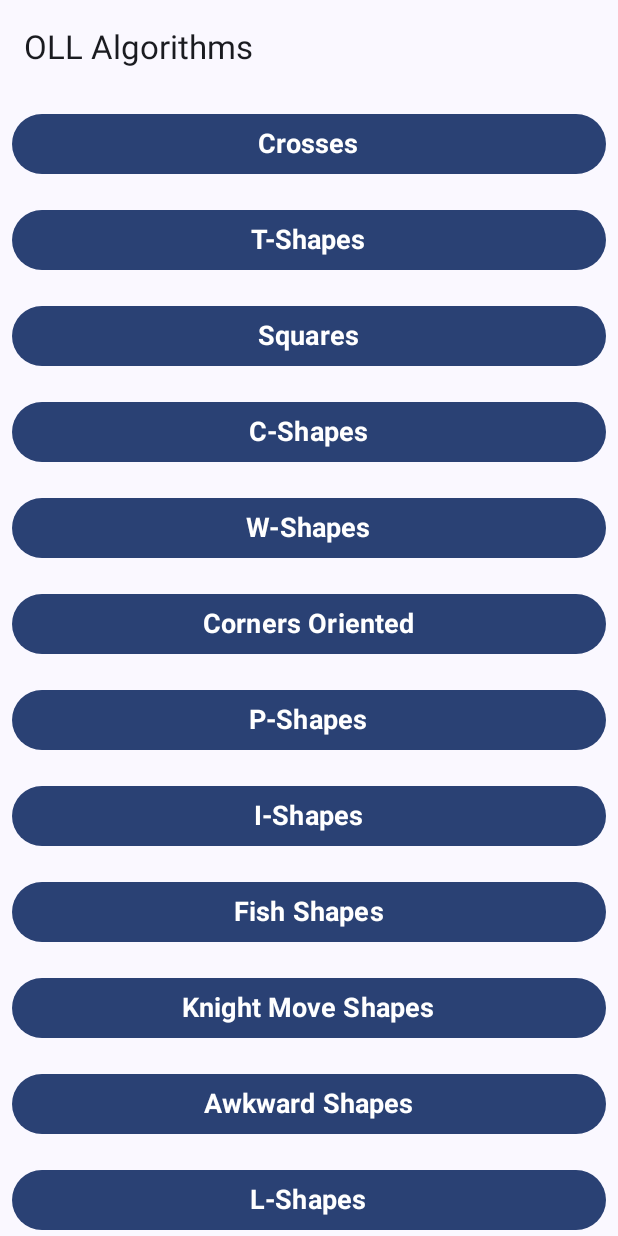
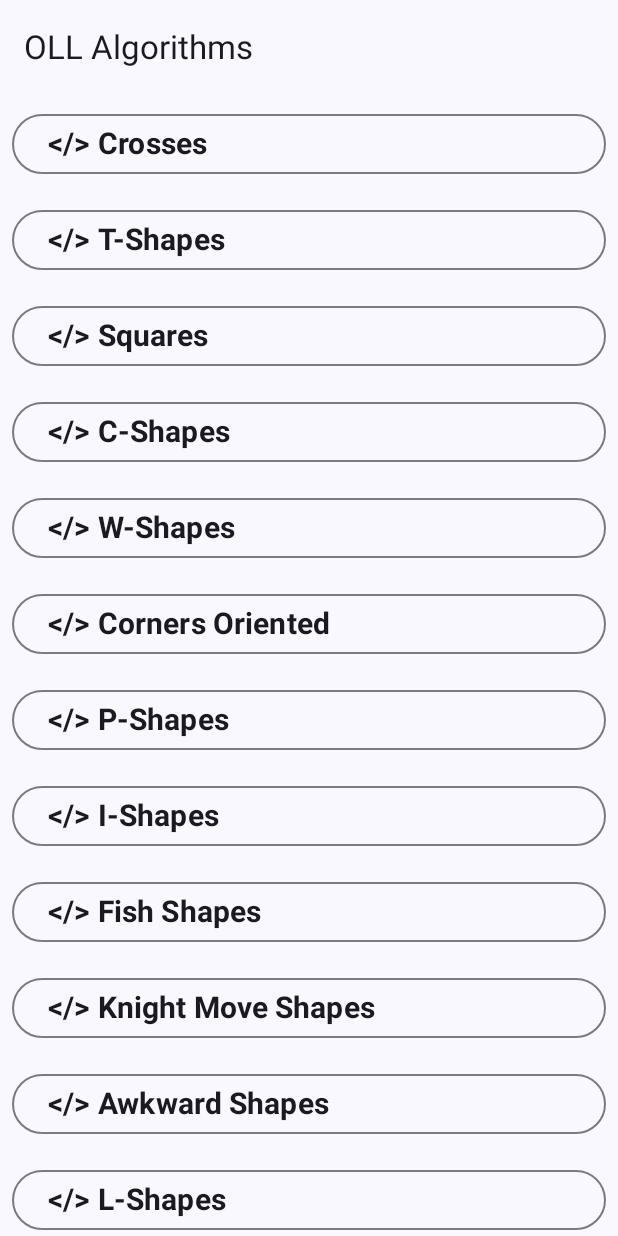
Before and after one commit to caleb-james-smith/Cubical, an Android app built with Jetpack Compose: the screen it shows after launch (MainActivity), on a phone screen of 412 x 824 dp. Run offline under Robolectric (Android 15) with nearby library versions, the phone set to English and light mode, and no system bars.

Commit message:
Customize group button: outlined, align text left, and color text based on light/dark mode.

```diff
--- a/app/src/main/java/com/example/cubical/MainActivity.kt
+++ b/app/src/main/java/com/example/cubical/MainActivity.kt
@@ -12,13 +12,12 @@ import androidx.compose.ui.platform.LocalContext
 import androidx.compose.ui.Modifier
 import com.example.cubical.ui.theme.CubicalTheme
 import com.example.cubical.algorithm.Algorithm
-//import com.example.cubical.algorithm.AlgorithmScreen
+import com.example.cubical.algorithm.AlgorithmScreen
 import com.example.cubical.algorithm.AlgorithmGroup
 import android.content.Context
 import com.google.gson.Gson
 import com.google.gson.reflect.TypeToken
 import java.io.InputStreamReader
-
 
 class MainActivity : ComponentActivity() {
     override fun onCreate(savedInstanceState: Bundle?) {
--- a/app/src/main/java/com/example/cubical/algorithm/AlgorithmCard.kt
+++ b/app/src/main/java/com/example/cubical/algorithm/AlgorithmCard.kt
@@ -10,8 +10,8 @@ import androidx.compose.ui.Modifier
 import androidx.compose.ui.res.painterResource
 import androidx.compose.ui.unit.dp
 import androidx.compose.ui.unit.sp
+import androidx.compose.ui.text.font.*
 import androidx.compose.ui.text.style.*
-import androidx.compose.ui.text.font.*
 import androidx.compose.ui.layout.ContentScale
 
 @Composable
@@ -41,7 +41,7 @@ fun AlgorithmCard(algorithm: Algorithm) {
                     horizontalArrangement = Arrangement.SpaceBetween
                 ) {
                     Text(text = algorithm.name,     fontSize = 16.sp, fontWeight = FontWeight.Bold)
-                    Text(text = algorithm.group,    fontSize = 16.sp, fontWeight = FontWeight.Bold)
+//                    Text(text = algorithm.group,    fontSize = 16.sp, fontWeight = FontWeight.Bold)
                     Text(text = algorithm.nickname, fontSize = 16.sp, fontWeight = FontWeight.Bold)
                 }
                 Spacer(modifier = Modifier.height(4.dp))
--- a/app/src/main/java/com/example/cubical/algorithm/AlgorithmGroup.kt
+++ b/app/src/main/java/com/example/cubical/algorithm/AlgorithmGroup.kt
@@ -4,9 +4,11 @@ import androidx.compose.runtime.*
 import androidx.compose.foundation.layout.*
 import androidx.compose.material3.*
 import androidx.compose.ui.text.font.*
+import androidx.compose.ui.text.style.*
 import androidx.compose.ui.Modifier
 import androidx.compose.ui.unit.dp
 import androidx.compose.ui.unit.sp
+import androidx.compose.ui.graphics.Color
 
 @Composable
 fun AlgorithmGroup(
@@ -22,14 +24,17 @@ fun AlgorithmGroup(
             .padding(8.dp)
     ) {
         // Group Button (Dropdown Toggle)
-        Button(
+        OutlinedButton(
             onClick = { expanded = !expanded },
             modifier = Modifier.fillMaxWidth()
         ) {
             Text(
-                text = groupName,
-                fontSize = 18.sp,
-                fontWeight = FontWeight.Bold
+                text = "</> $groupName",
+                fontSize = 20.sp,
+                fontWeight = FontWeight.Bold,
+                textAlign = TextAlign.Left,
+                color = MaterialTheme.colorScheme.onSurface,
+                modifier = Modifier.fillMaxWidth()
             )
         }
 
```
